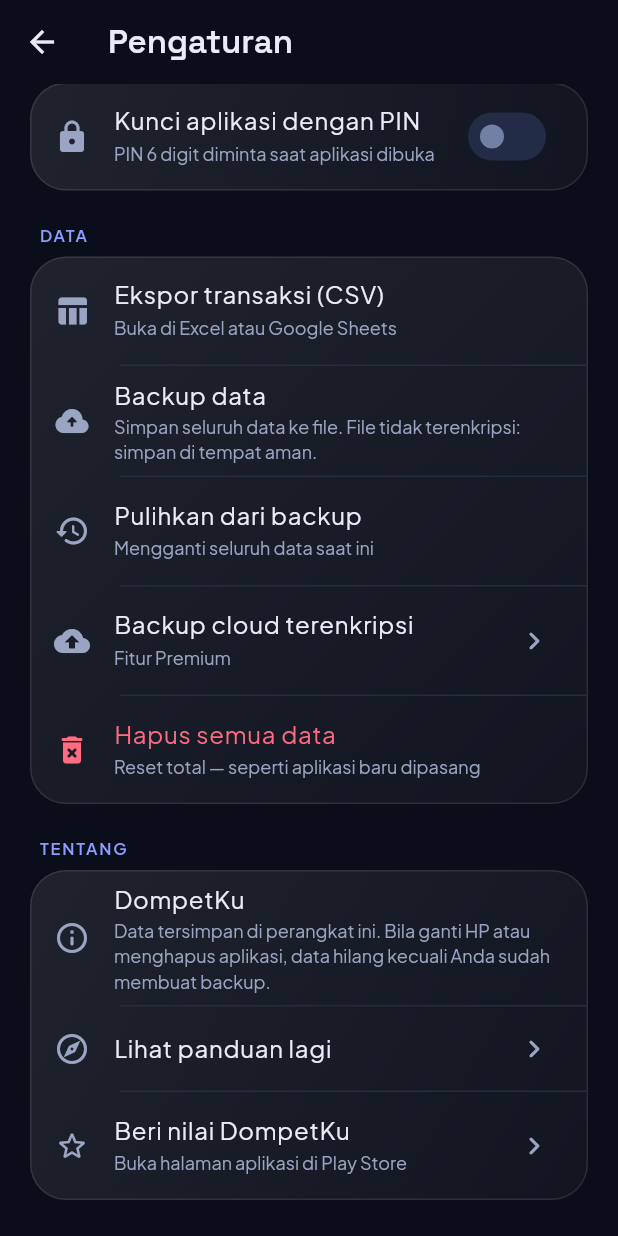
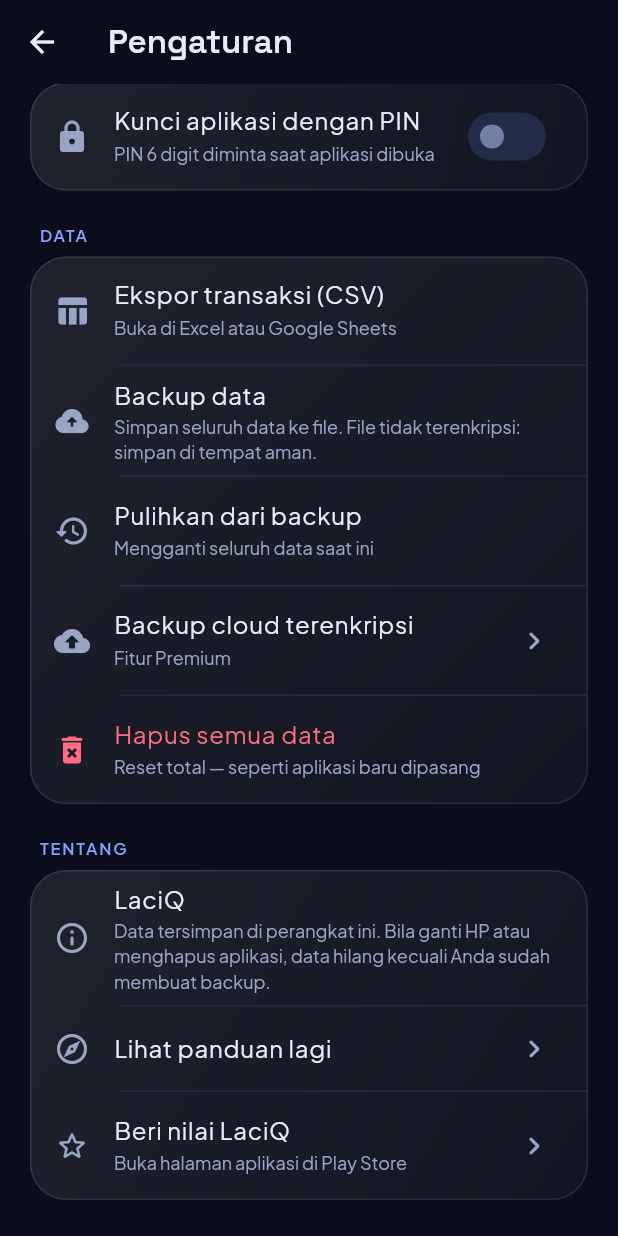
Before and after one commit to nudadan/laciq, a Flutter app: the SettingsPage screen opened directly, scrolled down 281 dp, on a phone screen of 412 x 824 dp. Run offline on Flutter 3.47's test engine with Material 3 defaults, Android fonts, the phone set to English and light mode, and no system bars; our stand-ins replace drift, drift_flutter, file_picker, fl_chart, flutter_local_notifications, flutter_riverpod and 9 more; missing offline and left inert: cryptography, google_mlkit_text_recognition, googleapis, purchases_flutter; accounts and stored records are empty; generated files the repository leaves out were written again.

Commit message:
rebrand: DompetKu -> LaciQ (teks yang terlihat pengguna, label aplikasi, nama berkas ekspor)
Tidak diubah: ID paket, format backup dompet_pintar_backup, ID kanal notifikasi, database, ID produk, alamat Worker.

Co-Authored-By: Claude Sonnet 5.5 <noreply@anthropic.com>

```diff
--- a/lib/app.dart
+++ b/lib/app.dart
@@ -30,7 +30,7 @@ class DompetPintarApp extends ConsumerWidget {
   @override
   Widget build(BuildContext context, WidgetRef ref) {
     return MaterialApp(
-      title: 'DompetKu',
+      title: 'LaciQ',
       debugShowCheckedModeBanner: false,
       theme: buildTheme(Brightness.light),
       darkTheme: buildTheme(Brightness.dark),
--- a/lib/core/theme.dart
+++ b/lib/core/theme.dart
@@ -2,7 +2,7 @@ import 'package:flutter/cupertino.dart' show CupertinoPageTransitionsBuilder;
 import 'package:flutter/material.dart';
 import 'package:flutter/services.dart' show SystemUiOverlayStyle;
 
-/// Sistem desain DompetKu: gelap-dulu, aksen elektrik cyan-violet,
+/// Sistem desain LaciQ: gelap-dulu, aksen elektrik cyan-violet,
 /// sudut sangat membulat, angka besar bergaya teknis.
 ///
 /// Semua warna dan bentuk dikendalikan dari sini agar seluruh layar konsisten.
--- a/lib/data/backup.dart
+++ b/lib/data/backup.dart
@@ -109,10 +109,10 @@ class BackupService {
     try {
       decoded = jsonDecode(source);
     } on FormatException {
-      throw const BackupException('File bukan backup DompetKu yang valid.');
+      throw const BackupException('File bukan backup LaciQ yang valid.');
     }
     if (decoded is! Map<String, dynamic> || decoded['format'] != formatName) {
-      throw const BackupException('File bukan backup DompetKu yang valid.');
+      throw const BackupException('File bukan backup LaciQ yang valid.');
     }
     final Map<String, dynamic> root = decoded;
     final version = root['version'];
--- a/lib/features/ledgers/ledgers_page.dart
+++ b/lib/features/ledgers/ledgers_page.dart
@@ -301,8 +301,7 @@ class LedgersPage extends ConsumerWidget {
         return;
       }
       await shareTextFile(
-        fileName:
-            'dompetku-${l.id.replaceAll(RegExp(r'[^A-Za-z0-9]'), '')}.csv',
+        fileName: 'laciq-${l.id.replaceAll(RegExp(r'[^A-Za-z0-9]'), '')}.csv',
         content: buildTransactionsCsv(items),
         mimeType: 'text/csv',
         subject: 'Transaksi ${l.name}',
--- a/lib/features/security/pin_screens.dart
+++ b/lib/features/security/pin_screens.dart
@@ -85,7 +85,7 @@ class _PinVerifyViewState extends ConsumerState<PinVerifyView> {
   }
 
   Future<void> _tryBiometric() async {
-    final ok = await ref.read(biometricProvider).authenticate('Buka DompetKu');
+    final ok = await ref.read(biometricProvider).authenticate('Buka LaciQ');
     if (ok && mounted) widget.onVerified();
   }
 
--- a/lib/features/settings/settings_page.dart
+++ b/lib/features/settings/settings_page.dart
@@ -115,7 +115,7 @@ class SettingsPage extends ConsumerWidget {
             _Group([
               const ListTile(
                 leading: Icon(Icons.info_outline_rounded),
-                title: Text('DompetKu'),
+                title: Text('LaciQ'),
                 subtitle: Text(
                   'Data tersimpan di perangkat ini. Bila ganti HP atau menghapus '
                   'aplikasi, data hilang kecuali Anda sudah membuat backup.',
@@ -133,7 +133,7 @@ class SettingsPage extends ConsumerWidget {
               ),
               ListTile(
                 leading: const Icon(Icons.star_outline_rounded),
-                title: const Text('Beri nilai DompetKu'),
+                title: const Text('Beri nilai LaciQ'),
                 subtitle: const Text('Buka halaman aplikasi di Play Store'),
                 trailing: const Icon(Icons.chevron_right_rounded),
                 onTap: () =>
@@ -253,10 +253,10 @@ class SettingsPage extends ConsumerWidget {
           ? DateFormat('yyyy-MM').format(month)
           : 'semua';
       await shareTextFile(
-        fileName: 'dompetku-transaksi-$suffix.csv',
+        fileName: 'laciq-transaksi-$suffix.csv',
         content: buildTransactionsCsv(items),
         mimeType: 'text/csv',
-        subject: 'Transaksi DompetKu',
+        subject: 'Transaksi LaciQ',
       );
     } catch (e) {
       messenger.showSnackBar(SnackBar(content: Text('Ekspor gagal: $e')));
@@ -269,10 +269,10 @@ class SettingsPage extends ConsumerWidget {
       final json = await BackupService(ref.read(databaseProvider)).export();
       await shareTextFile(
         fileName:
-            'dompetku-backup-${DateFormat('yyyy-MM-dd').format(DateTime.now())}.json',
+            'laciq-backup-${DateFormat('yyyy-MM-dd').format(DateTime.now())}.json',
         content: json,
         mimeType: 'application/json',
-        subject: 'Backup DompetKu',
+        subject: 'Backup LaciQ',
       );
     } catch (e) {
       messenger.showSnackBar(SnackBar(content: Text('Backup gagal: $e')));
@@ -299,7 +299,7 @@ class SettingsPage extends ConsumerWidget {
       say(e.message);
       return;
     } on FormatException {
-      say('File bukan backup DompetKu yang valid.');
+      say('File bukan backup LaciQ yang valid.');
       return;
     } catch (e) {
       say('Tidak dapat membaca file: $e');
@@ -461,13 +461,13 @@ class _SubscriptionTile extends ConsumerWidget {
     switch (tier) {
       case ActiveTier.ultimate:
         return _ActiveSubscriptionTile(
-          title: 'DompetKu Ultimate aktif',
+          title: 'LaciQ Ultimate aktif',
           subtitle: 'Tanpa iklan · Ekstraksi struk AI · Multi buku kas',
           onManage: () => launchUrl(_manageSubsUrl),
         );
       case ActiveTier.premium:
         return _ActiveSubscriptionTile(
-          title: 'DompetKu Premium aktif',
+          title: 'LaciQ Premium aktif',
           subtitle: ultimateOnSale
               ? 'Tanpa iklan · Upgrade ke Ultimate untuk AI dan multi buku kas'
               : 'Tanpa iklan',
--- a/lib/features/subscription/subscription_page.dart
+++ b/lib/features/subscription/subscription_page.dart
@@ -72,7 +72,7 @@ class _SubscriptionPageState extends ConsumerState<SubscriptionPage> {
     return Scaffold(
       appBar: AppBar(
         title: Text(
-          widget.upgradeOnly ? 'Upgrade ke Ultimate' : 'DompetKu Premium',
+          widget.upgradeOnly ? 'Upgrade ke Ultimate' : 'LaciQ Premium',
         ),
       ),
       body: SafeArea(
@@ -82,7 +82,7 @@ class _SubscriptionPageState extends ConsumerState<SubscriptionPage> {
             Text(
               widget.upgradeOnly
                   ? 'Buka ekstraksi struk dengan AI dan pembukuan terpisah.'
-                  : 'Hilangkan iklan dan dukung pengembangan DompetKu.',
+                  : 'Hilangkan iklan dan dukung pengembangan LaciQ.',
               style: textTheme.titleMedium,
             ),
             const SizedBox(height: 16),
```
Also changed, not shown: 11 other files.
